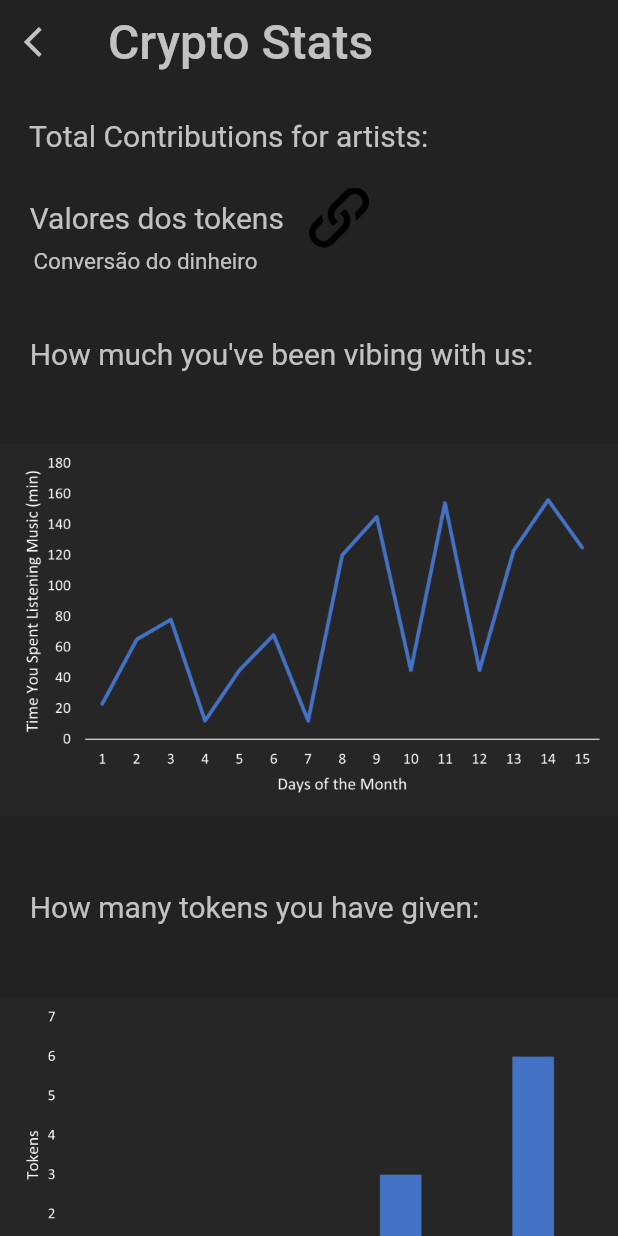
After one commit to Prata129/CCU, a Flutter app: the BlockchainStats screen opened directly, on a phone screen of 412 x 824 dp. The commit adds this screen. Run offline on Flutter 3.47's test engine with Material 2 defaults, Android fonts, the phone set to English and light mode, and no system bars; our stand-ins replace audio_video_progress_bar, cloud_firestore, email_validator, file_picker, firebase_auth, firebase_core and 6 more; missing offline and left inert: audio_session, dart:ffi, intervalprogressbar, list_wheel_scroll_view_x, web3dart; accounts and stored records are empty; project files that could hold a hidden picture were left out.

Commit message:
blockchain stats created

```diff
--- a/Revio/lib/main.dart
+++ b/Revio/lib/main.dart
@@ -25,6 +25,7 @@ import 'package:revio/ui/nosAliveEvent.dart';
 import 'package:revio/ui/smartContract.dart';
 import 'package:revio/ui/mySongsScreen.dart';
 import 'package:revio/ui/buyNosAlive.dart';
+import 'package:revio/ui/blockchainStats.dart';
 
 import 'data/song_repo.dart';
 import 'models/song_model.dart';
--- /dev/null
+++ b/Revio/lib/ui/blockchainStats.dart
@@ -0,0 +1,91 @@
+import 'package:flutter/material.dart';
+
+class BlockchainStats extends StatelessWidget {
+  @override
+  Widget build(BuildContext context) {
+    return Scaffold(
+      backgroundColor: const Color(0xFF222222),
+        body: SingleChildScrollView(
+          child: Column(
+            children: [
+              AppBar(
+              leading: IconButton(
+                  icon: Icon(Icons.arrow_back_ios), onPressed: () => Navigator.of(context).pop(),),
+              iconTheme: IconThemeData(color: Color(0xFFC2C2C2)),
+              backgroundColor: Color(0xFF222222),
+              title: Text("Crypto Stats",
+                  style: TextStyle(fontSize: 32.0, color: Color(0xFFC2C2C2))),
+              elevation: 0,
+            ),
+            Align(
+              alignment: Alignment.topLeft,
+              child: Text('\n    Total Contributions for artists:\n', style: TextStyle(fontSize: 20.0, color: Color(0xFFC2C2C2))),
+            ),
+
+            Row(
+              children:[
+                Expanded(
+                  child: Text('    Valores dos tokens', style: TextStyle(fontSize: 20.0, color: Color(0xFFC2C2C2)))
+                ),
+                Expanded(
+                  flex: 1,
+                  child: Container(
+                    height: 40,
+                    width: 40,
+                    decoration: BoxDecoration(
+                      image: const DecorationImage(
+                        fit: BoxFit.contain,
+                        alignment: Alignment.centerLeft,
+                        image: AssetImage(
+                          'assets/images/cryptoCoin.png',
+                        ),
+                      ),
+                      borderRadius: BorderRadius.circular(10),
+                    ),
+                  ),
+                ),
+              ],
+            ),
+
+            Align(
+              alignment: Alignment.topLeft,
+              child: Text('      Conversão do dinheiro\n', style: TextStyle(fontSize: 15.0, color: Color(0xFFC2C2C2))),
+            ),
+
+            Align(
+              alignment: Alignment.topLeft,
+              child: Text('\n    How much you\'ve been vibing with us:\n', style: TextStyle(fontSize: 20.0, color: Color(0xFFC2C2C2))),
+            ),
+
+            Align(
+              alignment: Alignment.topCenter,
+              child: Image.asset(
+                "assets/images/graph1.png",
+                height: 300,
+              ),
+            ),
+
+
+
+            Align(
+              alignment: Alignment.topLeft,
+              child: Text('\n    How many tokens you have given:\n', style: TextStyle(fontSize: 20.0, color: Color(0xFFC2C2C2))),
+            ),
+
+
+            Align(
+              alignment: Alignment.topCenter,
+              child: Image.asset(
+                "assets/images/graph2.png",
+                height: 300,
+              ),
+            ),
+
+
+            ],
+          ),
+        )
+    );
+  }
+
+}
--- a/Revio/lib/ui/homeScreen.dart
+++ b/Revio/lib/ui/homeScreen.dart
@@ -6,6 +6,7 @@ import 'package:flutter/material.dart';
 import 'package:flutter/services.dart';
 import 'package:google_fonts/google_fonts.dart';
 import 'package:revio/ui/settingsScreen.dart';
+import 'package:revio/ui/blockchainStats.dart';
 import 'package:web3dart/web3dart.dart';
 import 'package:http/http.dart' as http;
 
@@ -173,7 +174,10 @@ class HomePage extends StatefulWidget {
                     color: Color.fromARGB(214, 196, 196, 196),
                     borderRadius: BorderRadius.circular(10)),
                 child: InkWell(
-                  onTap: () {},
+                  onTap: () {
+                    Navigator.push(context,
+                                    MaterialPageRoute(builder: (context) => BlockchainStats()));
+                  },
                   child: Column(
                     children: [
                       Row(children: [
```
Also changed, not shown: Revio/assets/images/graph1.png (added), Revio/assets/images/graph2.png (added).
